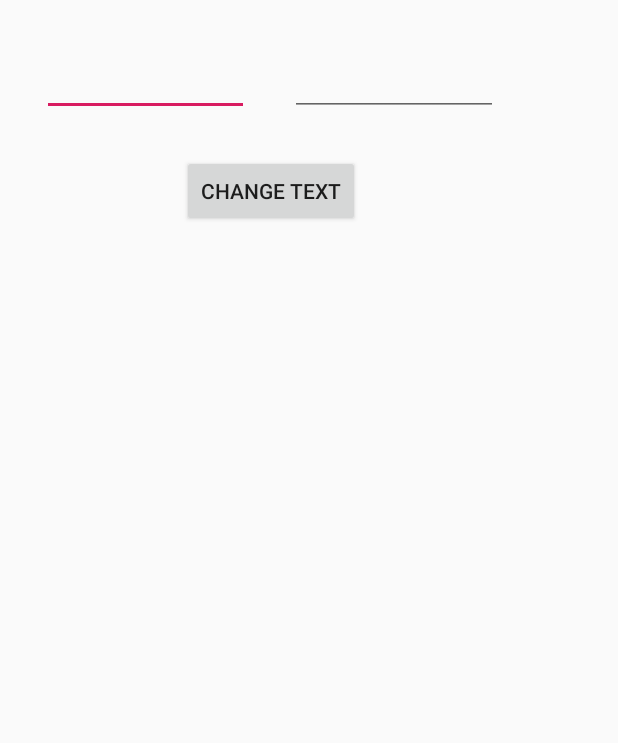
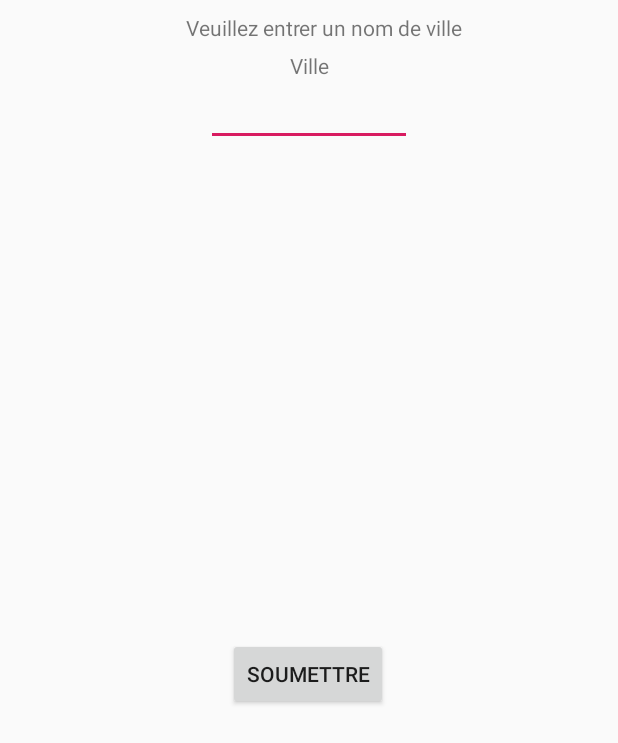
Before and after one commit to amine775/MazAppli-x, an Android app: the layout lonlat_fragment.xml on its own in the app's theme, with its tools: preview values and no code run, on a phone screen of 412 x 824 dp. Shown: the top 743 px of the screen. Run offline under Robolectric (Android 15) with nearby library versions, the phone set to English and light mode, and no system bars.

Commit message:
Updating Frame

```diff
--- a/app/src/main/res/layout/lonlat_fragment.xml
+++ b/app/src/main/res/layout/lonlat_fragment.xml
@@ -1,65 +1,66 @@
 <?xml version="1.0" encoding="utf-8"?>
 
-<RelativeLayout
-    xmlns:android="http://schemas.android.com/apk/res/android"
+<android.support.constraint.ConstraintLayout xmlns:android="http://schemas.android.com/apk/res/android"
+    xmlns:app="http://schemas.android.com/apk/res-auto"
+    xmlns:tools="http://schemas.android.com/tools"
+    android:id="@+id/relativeLayout"
     android:layout_width="match_parent"
     android:layout_height="match_parent">
 
+
+    <TextView
+        android:id="@+id/textView3"
+        android:layout_width="wrap_content"
+        android:layout_height="18dp"
+        android:text="Ville"
+        app:layout_constraintBottom_toTopOf="@+id/ville_text"
+        app:layout_constraintEnd_toEndOf="parent"
+        app:layout_constraintStart_toStartOf="parent"
+        app:layout_constraintTop_toTopOf="parent"
+        app:layout_constraintVertical_bias="1.0"></TextView>
+
+    <TextView
+        android:id="@+id/textView1"
+        android:layout_width="wrap_content"
+        android:layout_height="wrap_content"
+        android:text="Veuillez entrer un nom de ville"
+        app:layout_constraintBottom_toTopOf="@+id/button1"
+        app:layout_constraintEnd_toEndOf="parent"
+        app:layout_constraintHorizontal_bias="0.544"
+        app:layout_constraintStart_toStartOf="parent"
+        app:layout_constraintTop_toTopOf="parent"
+        app:layout_constraintVertical_bias="0.021"></TextView>
+
     <EditText
-        android:id="@+id/lat_text"
+        android:id="@+id/ville_text"
         android:layout_width="137dp"
         android:layout_height="wrap_content"
-        android:layout_alignParentStart="true"
-        android:layout_alignParentLeft="true"
-        android:layout_alignParentTop="true"
-        android:layout_alignParentEnd="true"
-        android:layout_alignParentRight="true"
-        android:layout_marginStart="193dp"
-        android:layout_marginLeft="193dp"
-        android:layout_marginTop="32dp"
-        android:layout_marginEnd="80dp"
-        android:layout_marginRight="80dp"
+        android:layout_marginStart="131dp"
+        android:layout_marginLeft="131dp"
+        android:layout_marginTop="52dp"
+        android:layout_marginEnd="131dp"
+        android:layout_marginRight="131dp"
         android:ems="10"
-        android:inputType="text">
-
-        <requestFocus />
-    </EditText>
-
-
-    <EditText
-        android:id="@+id/lon_text"
-        android:layout_width="137dp"
-        android:layout_height="wrap_content"
-        android:layout_alignParentStart="true"
-        android:layout_alignParentLeft="true"
-        android:layout_alignParentTop="true"
-        android:layout_alignParentEnd="true"
-        android:layout_alignParentRight="true"
-        android:layout_marginStart="28dp"
-        android:layout_marginLeft="28dp"
-        android:layout_marginTop="32dp"
-        android:layout_marginEnd="246dp"
-        android:layout_marginRight="246dp"
-        android:ems="10"
-        android:inputType="text">
-
-        <requestFocus />
-    </EditText>
+        android:inputType="text"
+        app:layout_constraintBottom_toBottomOf="parent"
+        app:layout_constraintEnd_toEndOf="parent"
+        app:layout_constraintLeft_toLeftOf="parent"
+        app:layout_constraintRight_toRightOf="parent"
+        app:layout_constraintStart_toStartOf="parent"
+        app:layout_constraintTop_toTopOf="parent"
+        app:layout_constraintVertical_bias="0.0"></EditText>
 
     <Button
         android:id="@+id/button1"
         android:layout_width="wrap_content"
         android:layout_height="wrap_content"
-        android:layout_below="@+id/lon_text"
-        android:layout_alignParentStart="true"
-        android:layout_alignParentLeft="true"
-        android:layout_alignParentEnd="true"
-        android:layout_alignParentRight="true"
-        android:layout_marginStart="121dp"
-        android:layout_marginLeft="121dp"
-        android:layout_marginTop="26dp"
-        android:layout_marginEnd="172dp"
-        android:layout_marginRight="172dp"
-        android:layout_marginBottom="-74dp"
-        android:text="Change Text" />
-</RelativeLayout>
+        android:text="Soumettre"
+        app:layout_constraintBottom_toBottomOf="parent"
+        app:layout_constraintEnd_toEndOf="parent"
+        app:layout_constraintHorizontal_bias="0.498"
+        app:layout_constraintStart_toStartOf="parent"
+        app:layout_constraintTop_toBottomOf="@+id/ville_text"
+        app:layout_constraintVertical_bias="0.483"></Button>
+
+
+</android.support.constraint.ConstraintLayout>
```
Also changed, not shown: app/src/main/res/layout/activity_main.xml (+17 -17 lines), app/src/main/res/layout/text_fragment.xml (+19 -6 lines).
